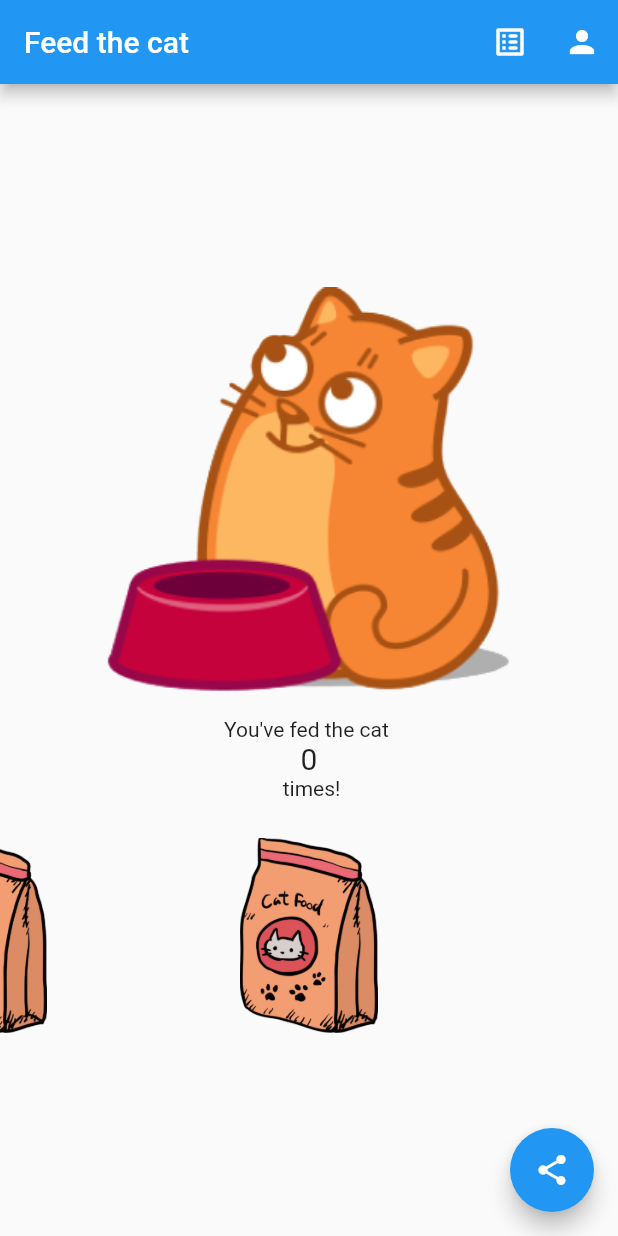
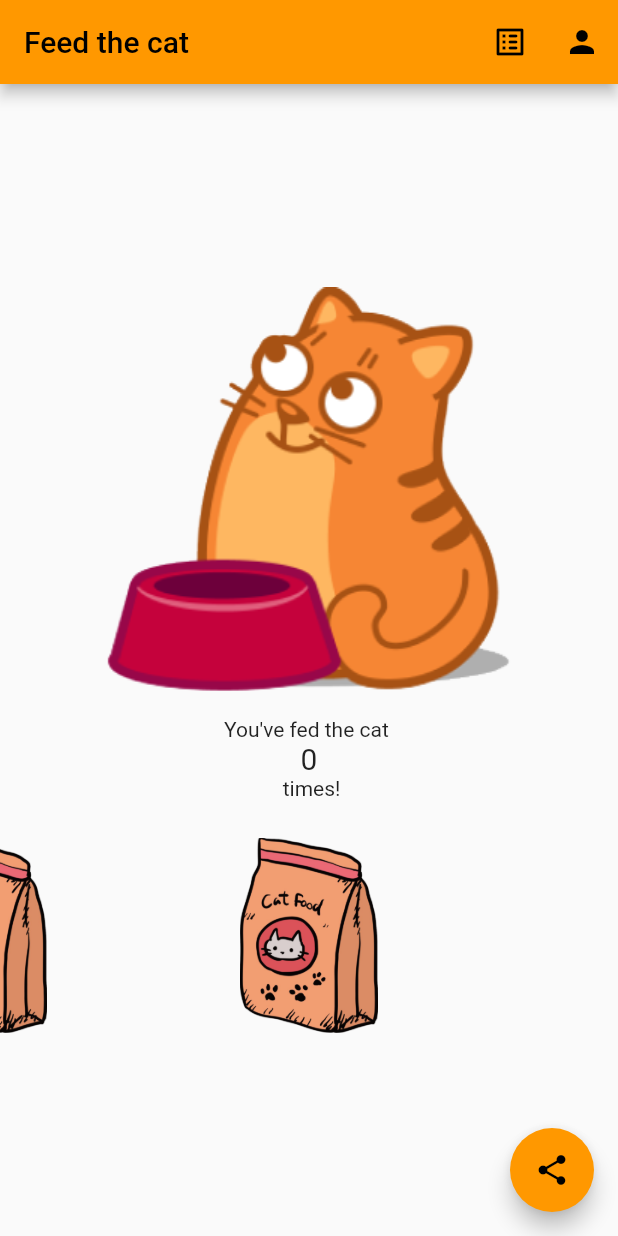
Before and after one commit to Redflame39/feed-the-cat, a Flutter app: the screen it shows after launch, on a phone screen of 412 x 824 dp. Run offline on Flutter 3.47's test engine with Material 2 defaults, Android fonts, the phone set to English and light mode, and no system bars; our stand-ins replace sqflite; missing offline and left inert: social_share; accounts and stored records are empty.

Commit message:
minor appearance improvements

```diff
--- a/lib/main.dart
+++ b/lib/main.dart
@@ -28,9 +28,9 @@ class MyApp extends StatelessWidget {
   Widget build(BuildContext context) {
     _preCacheImages(context);
     return MaterialApp(
-      title: 'Flutter Demo',
+      title: 'Feed the cat',
       theme: ThemeData(
-        primarySwatch: Colors.blue,
+        primarySwatch: Colors.orange,
       ),
       home: const MainPage(title: 'Feed the cat'), //
     );
@@ -68,8 +68,6 @@ class _MainPage extends StatefulWidget { //_ значит что класс бу
   State<_MainPage> createState() => _MainPageState();
   //
 }
-
-
 
 class _MainPageState extends State<_MainPage> with SingleTickerProviderStateMixin {
   //late - говорим, что мы инициализируем поле до его использования
```
